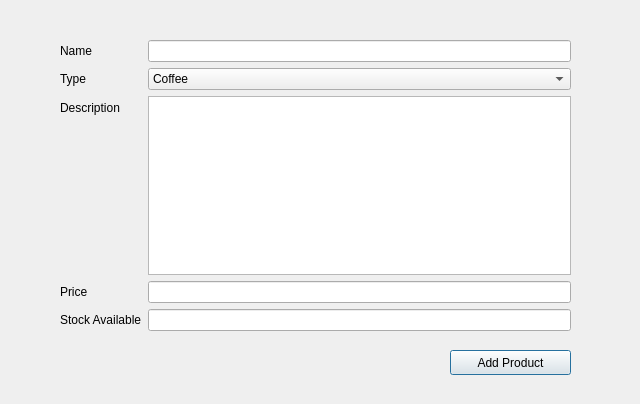
The window that new_product.ui (mmoallemi99/AP-Final-Project) describes before a commit, drawn with Qt 5.
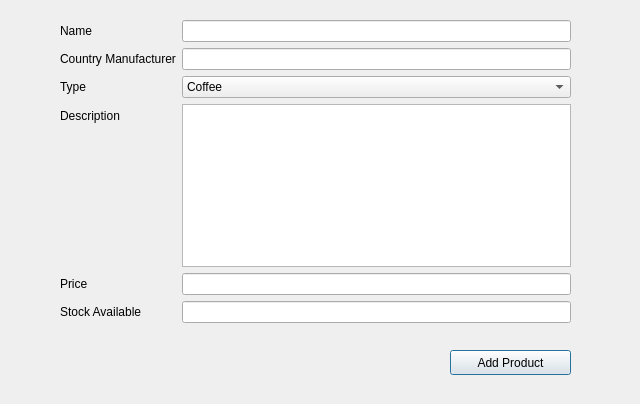
The same window after the commit.

Commit message: MainWindow shit is fixed developing all_products controller

```diff
--- a/new_product.ui
+++ b/new_product.ui
@@ -17,9 +17,9 @@
    <property name="geometry">
     <rect>
      <x>60</x>
-     <y>40</y>
+     <y>20</y>
      <width>511</width>
-     <height>291</height>
+     <height>303</height>
     </rect>
    </property>
    <layout class="QFormLayout" name="formLayout">
@@ -33,44 +33,24 @@
     <item row="0" column="1">
      <widget class="QLineEdit" name="name_input"/>
     </item>
-    <item row="2" column="0">
-     <widget class="QLabel" name="description">
-      <property name="text">
-       <string>Description</string>
-      </property>
-     </widget>
-    </item>
-    <item row="2" column="1">
-     <widget class="QTextEdit" name="description_input"/>
-    </item>
-    <item row="3" column="0">
-     <widget class="QLabel" name="price">
-      <property name="text">
-       <string>Price</string>
-      </property>
-     </widget>
-    </item>
-    <item row="3" column="1">
-     <widget class="QLineEdit" name="price_input"/>
-    </item>
-    <item row="4" column="0">
-     <widget class="QLabel" name="stock_available">
-      <property name="text">
-       <string>Stock Available</string>
-      </property>
-     </widget>
-    </item>
-    <item row="4" column="1">
-     <widget class="QLineEdit" name="stock_available_input"/>
-    </item>
     <item row="1" column="0">
+     <widget class="QLabel" name="country">
+      <property name="text">
+       <string>Country Manufacturer</string>
+      </property>
+     </widget>
+    </item>
+    <item row="1" column="1">
+     <widget class="QLineEdit" name="country_input"/>
+    </item>
+    <item row="2" column="0">
      <widget class="QLabel" name="type">
       <property name="text">
        <string>Type</string>
       </property>
      </widget>
     </item>
-    <item row="1" column="1">
+    <item row="2" column="1">
      <widget class="QComboBox" name="type_select">
       <item>
        <property name="text">
@@ -104,6 +84,36 @@
       </item>
      </widget>
     </item>
+    <item row="3" column="0">
+     <widget class="QLabel" name="description">
+      <property name="text">
+       <string>Description</string>
+      </property>
+     </widget>
+    </item>
+    <item row="3" column="1">
+     <widget class="QTextEdit" name="description_input"/>
+    </item>
+    <item row="4" column="0">
+     <widget class="QLabel" name="price">
+      <property name="text">
+       <string>Price</string>
+      </property>
+     </widget>
+    </item>
+    <item row="4" column="1">
+     <widget class="QLineEdit" name="price_input"/>
+    </item>
+    <item row="5" column="0">
+     <widget class="QLabel" name="stock_available">
+      <property name="text">
+       <string>Stock Available</string>
+      </property>
+     </widget>
+    </item>
+    <item row="5" column="1">
+     <widget class="QLineEdit" name="stock_available_input"/>
+    </item>
    </layout>
   </widget>
   <widget class="QPushButton" name="add_product">
```
The commit also changes 14 other files.
